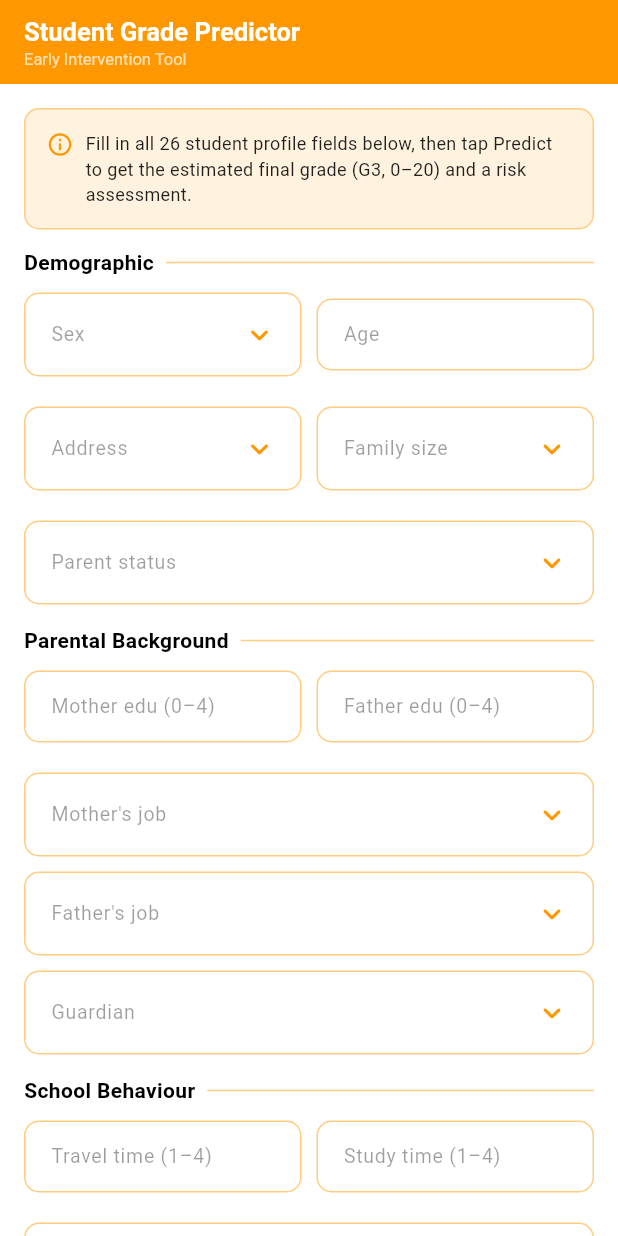
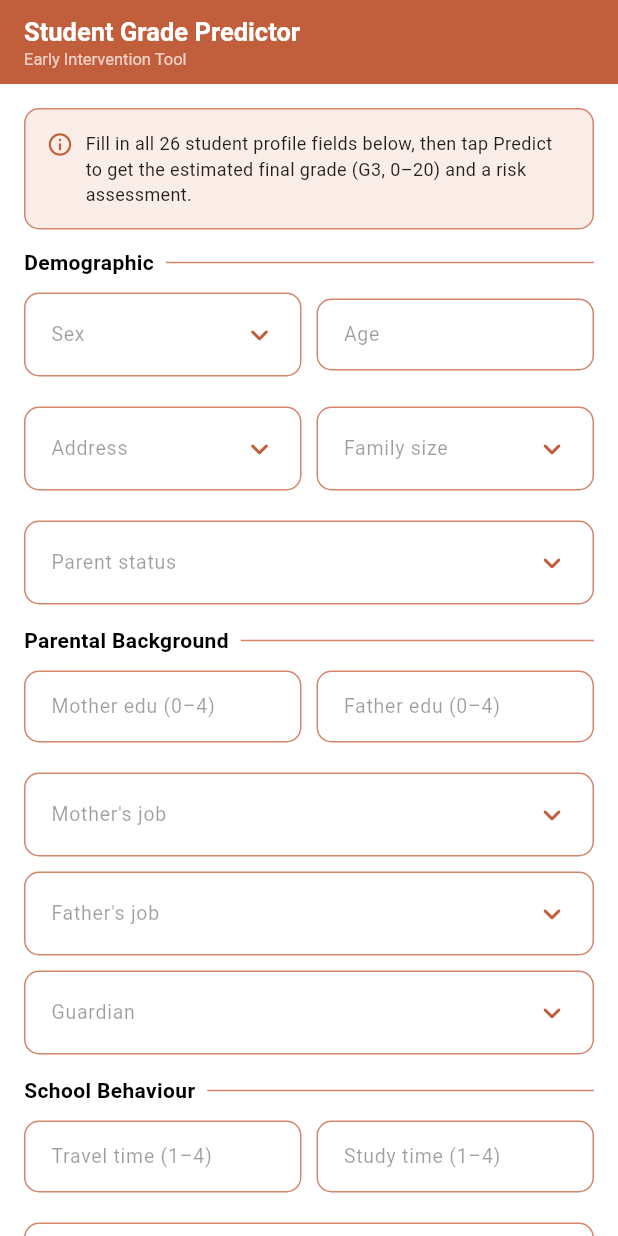
Before and after one commit to Phinatech/linear_regression_model, a Flutter app: the screen it shows after launch, on a phone screen of 412 x 824 dp. Run offline on Flutter 3.47's test engine with Material 3 defaults, Android fonts, the phone set to English and light mode, and no system bars.

Commit message:
Update color scheme and button styles across the app for improved UI consistency

```diff
--- a/summatives/FlutterApp/student_grade_predictor/lib/main.dart
+++ b/summatives/FlutterApp/student_grade_predictor/lib/main.dart
@@ -15,7 +15,7 @@ class StudentPredictorApp extends StatelessWidget {
       debugShowCheckedModeBanner: false,
       theme: ThemeData(
         colorScheme: ColorScheme.fromSeed(
-          seedColor: const Color(0xFFFF9800),
+          seedColor: const Color(0xFFC15F3C),
           brightness: Brightness.light,
         ),
         scaffoldBackgroundColor: Colors.white,
@@ -24,15 +24,15 @@ class StudentPredictorApp extends StatelessWidget {
           filled: false,
           border: OutlineInputBorder(
             borderRadius: BorderRadius.circular(10),
-            borderSide: const BorderSide(color: Color(0xFFFFCC80)),
+            borderSide: const BorderSide(color: Color(0xFFD4856A)),
           ),
           enabledBorder: OutlineInputBorder(
             borderRadius: BorderRadius.circular(10),
-            borderSide: const BorderSide(color: Color(0xFFFFCC80)),
+            borderSide: const BorderSide(color: Color(0xFFD4856A)),
           ),
           focusedBorder: OutlineInputBorder(
             borderRadius: BorderRadius.circular(10),
-            borderSide: const BorderSide(color: Color(0xFFFF9800), width: 2),
+            borderSide: const BorderSide(color: Color(0xFFC15F3C), width: 2),
           ),
           errorBorder: OutlineInputBorder(
             borderRadius: BorderRadius.circular(10),
--- a/summatives/FlutterApp/student_grade_predictor/lib/prediction_page.dart
+++ b/summatives/FlutterApp/student_grade_predictor/lib/prediction_page.dart
@@ -132,7 +132,7 @@ class _PredictionPageState extends State<PredictionPage> {
     return Scaffold(
       backgroundColor: Colors.white,
       appBar: AppBar(
-        backgroundColor: const Color(0xFFFF9800),
+        backgroundColor: const Color(0xFFC15F3C),
         foregroundColor: Colors.black,
         elevation: 0,
         title: const Column(
@@ -308,7 +308,7 @@ class _PredictionPageState extends State<PredictionPage> {
               child: ElevatedButton(
                 onPressed: _loading ? null : _predict,
                 style: ElevatedButton.styleFrom(
-                  backgroundColor: const Color(0xFFFF9800),
+                  backgroundColor: const Color(0xFFC15F3C),
                   foregroundColor: Colors.white,
                   shape: RoundedRectangleBorder(
                       borderRadius: BorderRadius.circular(12)),
--- a/summatives/FlutterApp/student_grade_predictor/lib/result_display.dart
+++ b/summatives/FlutterApp/student_grade_predictor/lib/result_display.dart
@@ -49,7 +49,7 @@ class ResultDisplay extends StatelessWidget {
         decoration: BoxDecoration(
           color: Colors.white,
           borderRadius: BorderRadius.circular(12),
-          border: Border.all(color: const Color(0xFFFFCC80)),
+          border: Border.all(color: const Color(0xFFD4856A)),
         ),
         child: const Center(
           child: Text(
@@ -95,7 +95,7 @@ class ResultDisplay extends StatelessWidget {
       decoration: BoxDecoration(
         color: Colors.white,
         borderRadius: BorderRadius.circular(12),
-        border: Border.all(color: const Color(0xFFFFCC80)),
+        border: Border.all(color: const Color(0xFFD4856A)),
         boxShadow: [
           BoxShadow(
             color: Colors.black.withOpacity(0.04),
@@ -111,7 +111,7 @@ class ResultDisplay extends StatelessWidget {
             width: double.infinity,
             padding: const EdgeInsets.symmetric(vertical: 24),
             decoration: const BoxDecoration(
-              color: Color(0xFFFF9800),
+              color: Color(0xFFC15F3C),
               borderRadius:
                   BorderRadius.vertical(top: Radius.circular(12)),
             ),
--- a/summatives/FlutterApp/student_grade_predictor/lib/widgets/form_widgets.dart
+++ b/summatives/FlutterApp/student_grade_predictor/lib/widgets/form_widgets.dart
@@ -17,14 +17,14 @@ class InfoCard extends StatelessWidget {
     return Container(
       padding: const EdgeInsets.all(14),
       decoration: BoxDecoration(
-        color: const Color(0xFFFFF3E0),
+        color: const Color(0xFFFAEDE8),
         borderRadius: BorderRadius.circular(10),
-        border: Border.all(color: const Color(0xFFFFCC80)),
+        border: Border.all(color: const Color(0xFFD4856A)),
       ),
       child: Row(
         crossAxisAlignment: CrossAxisAlignment.start,
         children: [
-          const Icon(Icons.info_outline, color: Color(0xFFFF9800), size: 18),
+          const Icon(Icons.info_outline, color: Color(0xFFC15F3C), size: 18),
           const SizedBox(width: 8),
           Expanded(
             child: Text(
@@ -50,7 +50,7 @@ class SectionHeader extends StatelessWidget {
       padding: const EdgeInsets.only(bottom: 10),
       child: Row(children: [
         if (icon != null) ...[
-          Icon(icon, size: 18, color: const Color(0xFFFF9800)),
+          Icon(icon, size: 18, color: const Color(0xFFC15F3C)),
           const SizedBox(width: 6),
         ],
         Text(
@@ -63,7 +63,7 @@ class SectionHeader extends StatelessWidget {
         ),
         const SizedBox(width: 8),
         const Expanded(
-          child: Divider(color: Color(0xFFFFCC80), thickness: 1),
+          child: Divider(color: Color(0xFFD4856A), thickness: 1),
         ),
       ]),
     );
@@ -117,7 +117,7 @@ class NumField extends StatelessWidget {
         decoration: InputDecoration(
           labelText: label,
           labelStyle: const TextStyle(fontSize: 13, color: Colors.black38),
-          floatingLabelStyle: const TextStyle(fontSize: 13, color: Color(0xFFFF9800)),
+          floatingLabelStyle: const TextStyle(fontSize: 13, color: Color(0xFFC15F3C)),
         ),
         validator: (v) {
           if (v == null || v.isEmpty) return 'Required';
@@ -174,26 +174,26 @@ class AppDropdown extends StatelessWidget {
                   fillColor: Colors.white,
                   border: OutlineInputBorder(
                     borderRadius: BorderRadius.circular(10),
-                    borderSide: const BorderSide(color: Color(0xFFFFCC80)),
+                    borderSide: const BorderSide(color: Color(0xFFD4856A)),
                   ),
                   enabledBorder: OutlineInputBorder(
                     borderRadius: BorderRadius.circular(10),
-                    borderSide: const BorderSide(color: Color(0xFFFFCC80)),
+                    borderSide: const BorderSide(color: Color(0xFFD4856A)),
                   ),
                   focusedBorder: OutlineInputBorder(
                     borderRadius: BorderRadius.circular(10),
                     borderSide:
-                        const BorderSide(color: Color(0xFFFF9800), width: 2),
+                        const BorderSide(color: Color(0xFFC15F3C), width: 2),
                   ),
                   contentPadding: const EdgeInsets.symmetric(
                       horizontal: 14, vertical: 12),
                 ),
                 trailingIcon: const Icon(
                     Icons.keyboard_arrow_down_rounded,
-                    color: Color(0xFFFF9800)),
+                    color: Color(0xFFC15F3C)),
                 selectedTrailingIcon: const Icon(
                     Icons.keyboard_arrow_up_rounded,
-                    color: Color(0xFFFF9800)),
+                    color: Color(0xFFC15F3C)),
                 dropdownMenuEntries: options.asMap().entries.map((e) {
                   final display =
                       labels != null ? labels![e.key] : e.value;
```
